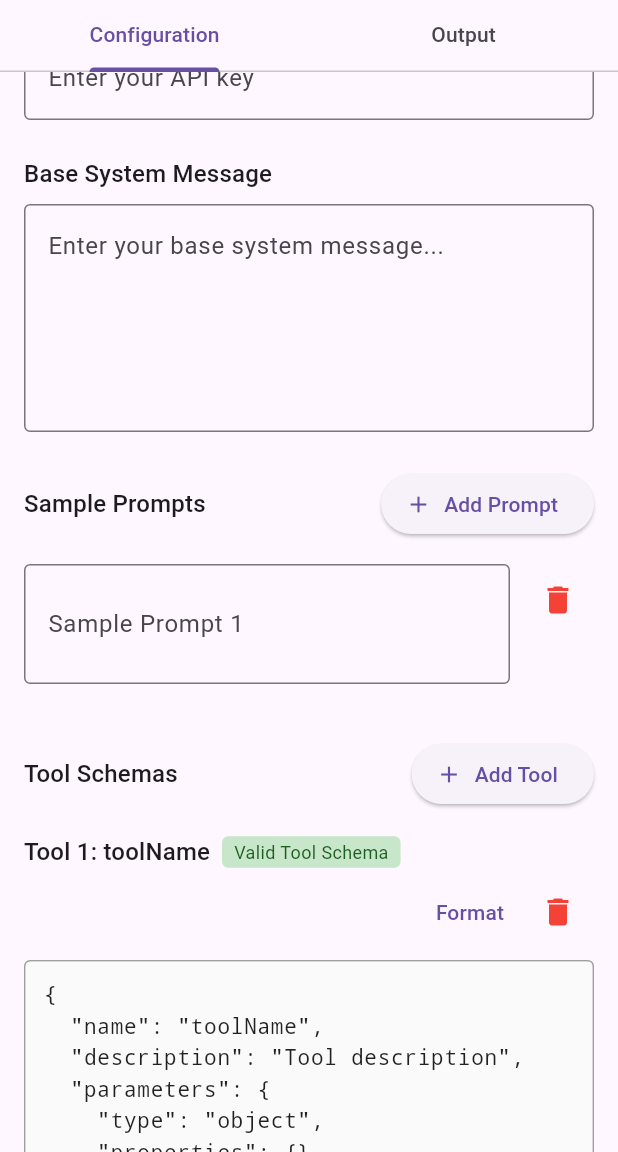
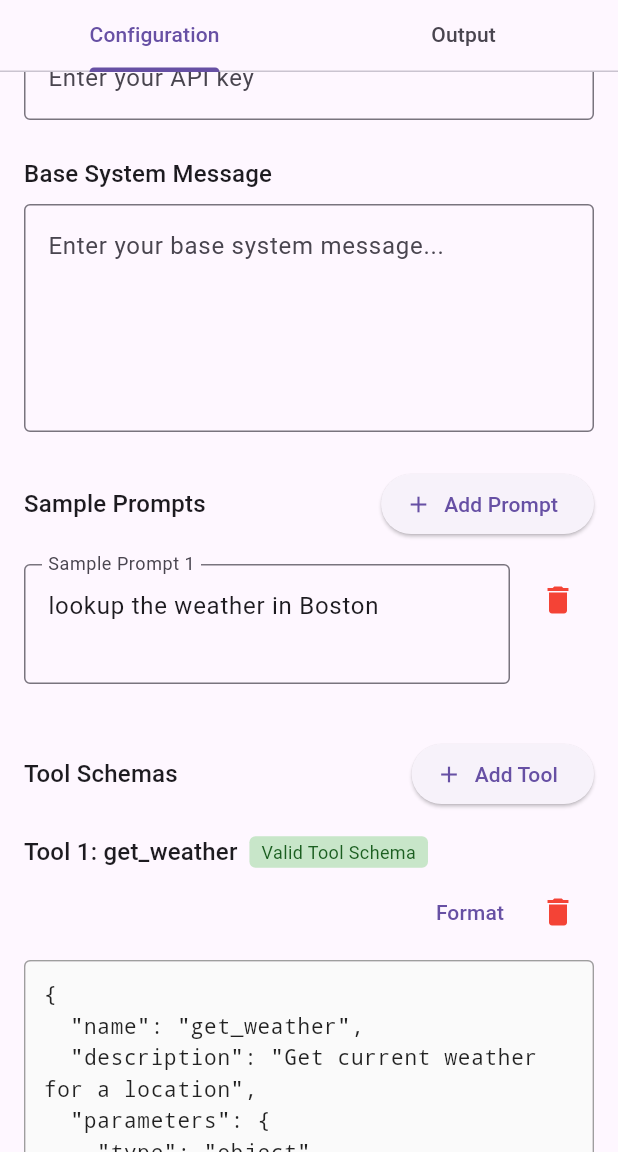
Before and after one commit to csells/system_prompt_optimizer, a Flutter app: the screen it shows after launch, scrolled down 208 dp, after a tap on "Add Prompt", after a tap on "Add Tool", on a phone screen of 412 x 824 dp, the part 84-1236 px from its top. Run offline on Flutter 3.47's test engine with Material 3 defaults, Android fonts, the phone set to English and light mode, and no system bars; our stand-ins replace hive_flutter; missing offline and left inert: dartantic_ai, json_schema; accounts and stored records are empty.

Commit message:
updating default schemas for usability

```diff
--- a/example/smo_flutter/lib/providers/smo_provider.dart
+++ b/example/smo_flutter/lib/providers/smo_provider.dart
@@ -82,7 +82,11 @@ class SmoProvider extends ChangeNotifier {
   }
 
   void addSamplePrompt() {
-    _formData.samplePrompts = [..._formData.samplePrompts, ''];
+    // Add weather-themed prompt for the first one, empty for others
+    final newPrompt = _formData.samplePrompts.isEmpty
+        ? 'lookup the weather in Boston'
+        : '';
+    _formData.samplePrompts = [..._formData.samplePrompts, newPrompt];
     notifyListeners();
     _saveData();
   }
--- a/example/smo_flutter/lib/widgets/tool_schema_editor.dart
+++ b/example/smo_flutter/lib/widgets/tool_schema_editor.dart
@@ -50,11 +50,17 @@ class ToolSchemaEditor extends StatelessWidget {
 
   void _addNewTool(BuildContext context, SmoProvider provider) {
     provider.addToolSchema({
-      'name': 'toolName',
-      'description': 'Tool description',
+      'name': 'get_weather',
+      'description': 'Get current weather for a location',
       'parameters': {
         'type': 'object',
-        'properties': {},
+        'properties': {
+          'location': {
+            'type': 'string',
+            'description': 'City name or coordinates'
+          }
+        },
+        'required': ['location']
       },
     });
   }
```
Also changed, not shown: example/smo_flutter/lib/widgets/output_schema_editor.dart (+7 -11 lines).
